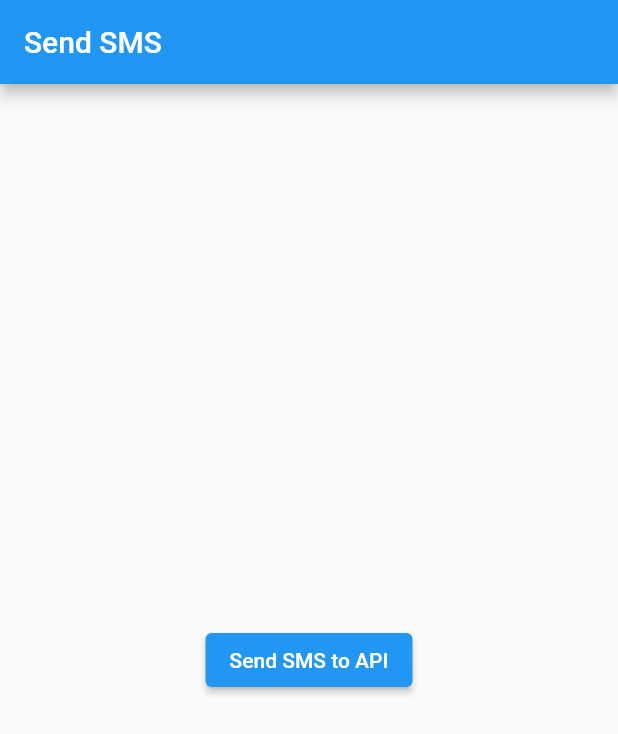
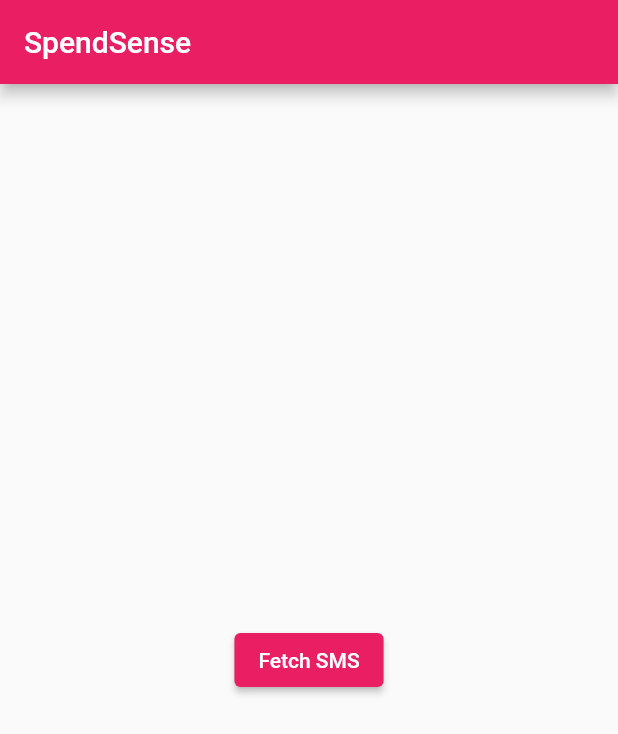
Before and after one commit to PatrickOjiambo/Personal_financial_tracker, a Flutter app: the screen it shows after launch, on a phone screen of 412 x 824 dp. Shown: the top 734 px of the screen. Run offline on Flutter 3.47's test engine with Material 2 defaults, Android fonts, the light colour scheme and no system bars; our stand-ins replace permission_handler; missing offline and left inert: flutter_sms_inbox.

```diff
--- a/lib/home_page.dart
+++ b/lib/home_page.dart
@@ -9,31 +9,28 @@ class HomePage extends StatefulWidget {
 }
 
 class HomePageState extends State<HomePage> {
-  final MessageSender _sender = MessageSender();
-  final String _apiUrl = 'http://127.0.0.1:8000/sms';
+  final MessageRetriever _retriever = MessageRetriever();
 
   @override
   void initState() {
     super.initState();
-    _sender.queryMessages();
-
-
   }
 
   @override
   Widget build(BuildContext context) {
     return Scaffold(
       appBar: AppBar(
-        title: const Text('Send SMS'),
+        title: const Text('SpendSense'),
       ),
       body: Center(
         child: ElevatedButton(
           onPressed: () async {
-            // await _sender.sendMessagesToApi(_apiUrl);
-            await sendSomeStuff();
-            // await getMessages();
+            await _retriever.queryMessages();
+            ScaffoldMessenger.of(context).showSnackBar(
+              const SnackBar(content: Text('Messages retrieved successfully')),
+            );
           },
-          child: const Text('Send SMS to API'),
+          child: const Text('Fetch SMS'),
         ),
       ),
     );
--- a/lib/main.dart
+++ b/lib/main.dart
@@ -5,10 +5,9 @@ void main() {
   runApp(const MyApp());
 }
 
-
 class MyApp extends StatelessWidget {
 
-  const MyApp({super.key});
+  const MyApp({Key? key}) : super(key: key);
 
   @override
   Widget build(BuildContext context) {
@@ -16,9 +15,9 @@ class MyApp extends StatelessWidget {
       debugShowCheckedModeBanner: false,
       title: 'SpendSense',
       theme: ThemeData(
-        primarySwatch: Colors.blue,
+        primarySwatch: Colors.pink,
+        splashColor: Colors.white70,
       ),
-
       home: const HomePage(),
     );
   }
```
Also changed, not shown: lib/fetch_sms.dart (+3 -84 lines).
